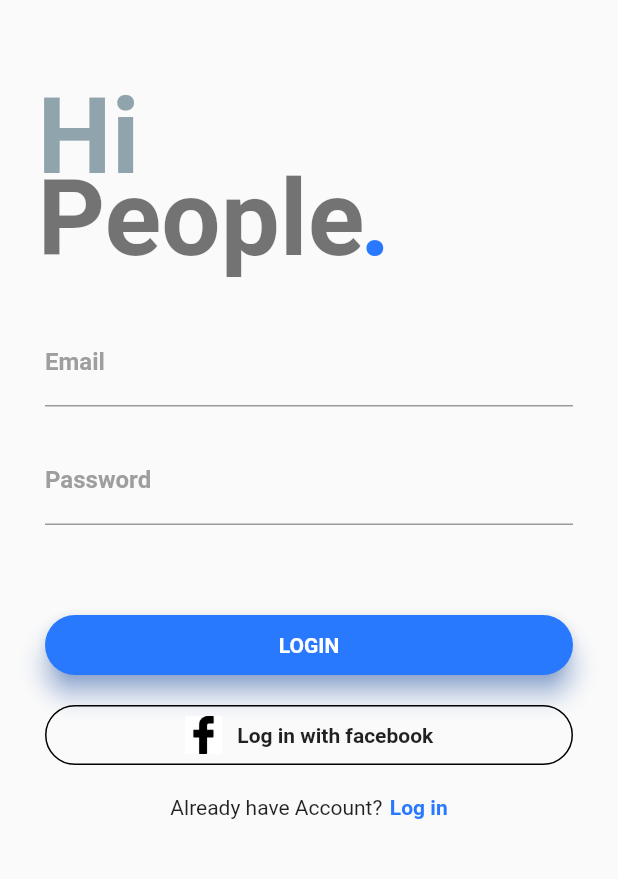
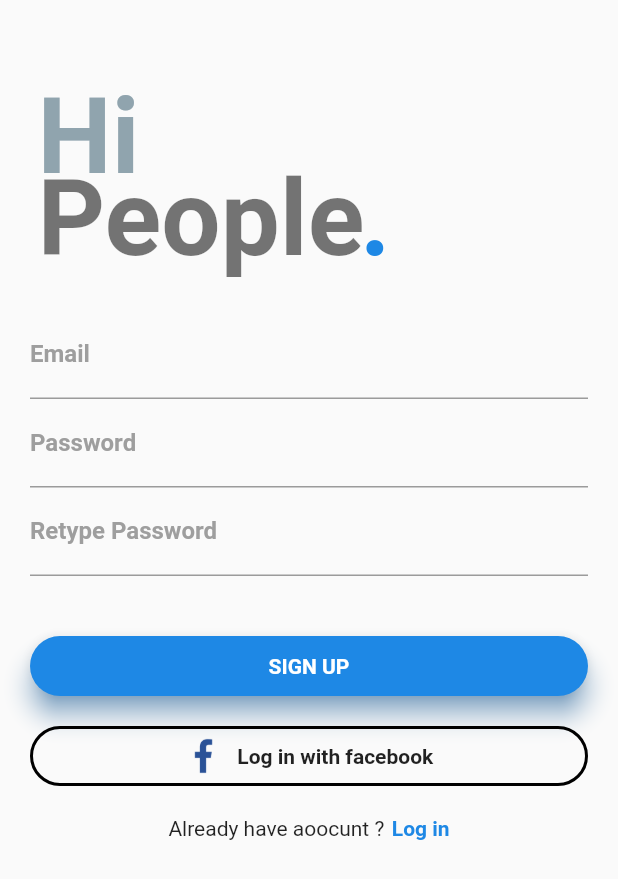
Before and after one commit to Dipak-Gogoi/login-signup, a Flutter app: the screen it shows after launch, after a tap on "LOGIN", after a tap on "Sign in", on a phone screen of 412 x 824 dp. Shown: the top 879 px of the screen. Run offline on Flutter 3.47's test engine with Material 2 defaults, Android fonts, the phone set to English and light mode, and no system bars.

```diff
--- a/lib/main.dart
+++ b/lib/main.dart
@@ -71,7 +71,7 @@ class _MyHomePageState extends State<MyHomePage> {
                     style: TextStyle(
                       fontSize: 70.0,
                       fontWeight: FontWeight.bold,
-                      color: Colors.blueAccent[400],
+                      color: Colors.blue[600],
                     ),
                   ),
                 ),
@@ -141,7 +141,7 @@ class _MyHomePageState extends State<MyHomePage> {
                 child: Text(
                   'Forgot Password ?',
                   style: TextStyle(
-                      color: Colors.blueAccent[400],
+                      color: Colors.blue[600],
                       fontWeight: FontWeight.bold),
                 ),
               ),
@@ -151,8 +151,8 @@ class _MyHomePageState extends State<MyHomePage> {
               height: 40.0,
               child: Material(
                 borderRadius: BorderRadius.circular(20.0),
-                shadowColor: Colors.blueAccent,
-                color: Colors.blueAccent[400],
+                shadowColor: Colors.blue[600],
+                color: Colors.blue[600],
                 elevation: 7.0,
                 child: GestureDetector(
                   onTap: () {
@@ -185,7 +185,7 @@ class _MyHomePageState extends State<MyHomePage> {
                     border: Border.all(
                       color: Colors.black,
                       style: BorderStyle.solid,
-                      width: 1.0,
+                      width: 2.0,
                     ),
                     color: Colors.transparent,
                     borderRadius: BorderRadius.circular(20.0)),
@@ -194,7 +194,7 @@ class _MyHomePageState extends State<MyHomePage> {
                   children: <Widget>[
                     Center(
                       child: Image.asset(
-                        'assets/facebook.png',
+                        'assets/facebook2.png',
                         height: 25.0,
                       ),
                     ),
@@ -224,7 +224,7 @@ class _MyHomePageState extends State<MyHomePage> {
                   child: Text(
                     'Sign in',
                     style: TextStyle(
-                      color: Colors.blueAccent[400],
+                      color: Colors.blue[600],
                       fontWeight: FontWeight.bold,
                     ),
                   ),
--- a/lib/signup.dart
+++ b/lib/signup.dart
@@ -1,25 +1,29 @@
 import 'package:flutter/material.dart';
 
-
-class SignupPage extends StatefulWidget{
+class SignupPage extends StatefulWidget {
   @override
   _SignupPageState createState() => _SignupPageState();
 }
 
+class _SignupPageState extends State<SignupPage> {
+  final _formKey = GlobalKey<FormState>();
+  final _scaffoldKey = GlobalKey<ScaffoldState>();
+  final  _pass = TextEditingController();
+  final _confirmPass = TextEditingController();
 
-
-class _SignupPageState extends State<SignupPage> {
+  String _email;
+  String _password;
   @override
   Widget build(BuildContext context) {
     return new Scaffold(
         resizeToAvoidBottomPadding: false,
-      body: Column(
+        body: SingleChildScrollView(
+          child: Column(
             crossAxisAlignment: CrossAxisAlignment.start,
             children: <Widget>[
               Container(
                   padding: EdgeInsets.only(left: 10.0),
-            child: Stack(
-              children: <Widget>[
+                  child: Stack(children: <Widget>[
                     Container(
                       padding: EdgeInsets.fromLTRB(15.0, 50.0, 0, 0),
                       child: Text(
@@ -49,33 +53,48 @@ class _SignupPageState extends State<SignupPage> {
                         style: TextStyle(
                           fontSize: 70.0,
                           fontWeight: FontWeight.bold,
-                      color: Colors.blueAccent[400],
+                          color: Colors.blue[600],
                         ),
                       ),
+                    ),
+                  ])),
+              Container(
+                padding: const EdgeInsets.all(20.0),
+                child: formSetup(context),
               )
             ],
           ),
-          ),
-          Container(
-            padding: EdgeInsets.only(top: 25.0, left: 30.0, right: 30.0),
-            child: Column(
+        ));
+  }
+
+  Widget formSetup(BuildContext context) {
+    return new Form(
+        key: _formKey,
+        child: new Column(
           children: <Widget>[
-                TextField(
+            new TextFormField(
               decoration: InputDecoration(
                 labelText: 'Email',
                 labelStyle: TextStyle(
-                      fontFamily: '',
                   fontWeight: FontWeight.bold,
                   color: Colors.grey,
                 ),
                 focusedBorder: UnderlineInputBorder(
                     borderSide: BorderSide(color: Colors.grey)),
               ),
+              keyboardType: TextInputType.emailAddress,
+              validator: (val) {
+                if (val.length == 0)
+                  return "Please enter email";
+                else if (!val.contains("@"))
+                  return "Please enter valid email";
+                else
+                  return null;
+              },
+              onSaved: (val) => _email = val,
             ),
-                SizedBox(
-                  height: 20.0
-                ),
-                TextField(
+            new TextFormField(
+              controller: _pass,
               decoration: InputDecoration(
                 labelText: 'Password',
                 labelStyle: TextStyle(
@@ -87,36 +106,62 @@ class _SignupPageState extends State<SignupPage> {
                     borderSide: BorderSide(color: Colors.grey)),
               ),
               obscureText: true,
+              validator: (val) {
+                if (val.length == 0)
+                  return "Please enter password";
+                else if (val.length <= 5)
+                  return "Your password should be more then 6 char long";
+                else
+                  return null;
+              },
+              onSaved: (val) => _password = val,
             ),
-                SizedBox(
-                  height: 20.0
+            new TextFormField(
+              controller: _confirmPass,
+              decoration: InputDecoration(
+                labelText: 'Retype Password',
+                labelStyle: TextStyle(
+                  fontFamily: '',
+                  fontWeight: FontWeight.bold,
+                  color: Colors.grey,
                 ),
-                // Container(
-                //   alignment: Alignment(1.0, 0.0),
-                //   // padding: EdgeInsets.only(top: 0, left: 0.0),
-                //   child: InkWell(
-                //     child: Text(
-                //       'Forgot Password',
-                //       style: TextStyle(
-                //           color: Colors.green, fontWeight: FontWeight.bold),
-                //     ),
-                //   ),
-                // ),
-                SizedBox(
-                  height: 40.0
+                focusedBorder: UnderlineInputBorder(
+                    borderSide: BorderSide(color: Colors.grey)),
               ),
+              obscureText: true,
+              validator: (val) {
+                if (val.length == 0)
+                  return "Please enter password";
+                // else if (val.length <= 5)
+                //   return "Your password should be more then 6 char long";
+                else if (val != _pass.text)
+                  return "Password didn't match";
+                else
+                  return null;
+              },
+              onSaved: (val) => _password = val,
+            ),
+            SizedBox(height: 40.0),
             Container(
               height: 40.0,
               child: Material(
                 borderRadius: BorderRadius.circular(20.0),
-                    shadowColor: Colors.blueAccent,
-                    color: Colors.blueAccent[400],
+                shadowColor: Colors.blue[600],
+                color: Colors.blue[600],
                 elevation: 7.0,
                 child: GestureDetector(
-                      onTap: () {},
+                  onTap: () {
+                    if (_formKey.currentState.validate()) {
+                      _formKey.currentState.save();
+                      _scaffoldKey.currentState.showSnackBar(new SnackBar(
+                        content: new Text(
+                            "Your email: $_email and Password: $_password"),
+                      ));
+                    }
+                  },
                   child: Center(
                     child: Text(
-                          'LOGIN',
+                      'SIGN UP',
                       style: TextStyle(
                         color: Colors.white,
                         fontWeight: FontWeight.bold,
@@ -135,20 +180,23 @@ class _SignupPageState extends State<SignupPage> {
                     border: Border.all(
                       color: Colors.black,
                       style: BorderStyle.solid,
-                        width: 1.0,
+                      width: 2.0,
                     ),
                     color: Colors.transparent,
-                      borderRadius: BorderRadius.circular(20.0)
-                    ),
+                    borderRadius: BorderRadius.circular(20.0)),
                 child: Row(
                   mainAxisAlignment: MainAxisAlignment.center,
                   children: <Widget>[
                     Center(
-                          child: Image.asset('assets/facebook.png',height: 25.0,),
+                      child: Image.asset(
+                        'assets/facebook2.png',
+                        height: 25.0,
+                      ),
                     ),
                     SizedBox(width: 10.0),
                     Center(
-                          child: Text('Log in with facebook',
+                      child: Text(
+                        'Log in with facebook',
                         style: TextStyle(
                           fontWeight: FontWeight.bold,
                         ),
@@ -157,26 +205,21 @@ class _SignupPageState extends State<SignupPage> {
                   ],
                 ),
               ),
-                )
-              ],
-            ),
             ),
             SizedBox(height: 20.0),
             Row(
               mainAxisAlignment: MainAxisAlignment.center,
               children: <Widget>[
-              Text(
-                'Already have Account?'
-                ),
+                Text('Already have aoocunt ?'),
                 SizedBox(width: 5.0),
                 InkWell(
-                  onTap: (){
+                  onTap: () {
                     Navigator.of(context).pop();
                   },
                   child: Text(
                     'Log in',
                     style: TextStyle(
-                      color: Colors.blueAccent[400],
+                      color: Colors.blue[600],
                       fontWeight: FontWeight.bold,
                     ),
                   ),
@@ -184,7 +227,6 @@ class _SignupPageState extends State<SignupPage> {
               ],
             )
           ],
-      ),
-    );
+        ));
   }
 }
--- a/pubspec.yaml
+++ b/pubspec.yaml
@@ -47,7 +47,7 @@ flutter:
 
   # To add assets to your application, add an assets section, like this:
   assets:
-    - assets/facebook-logo.png
+    - assets/facebook2.png
     - assets/facebook.png
   #   - images/a_dot_ham.jpeg
 
```
Also changed, not shown: assets/facebook2.png (added). Lines whose indentation alone changed are shown as unchanged.
